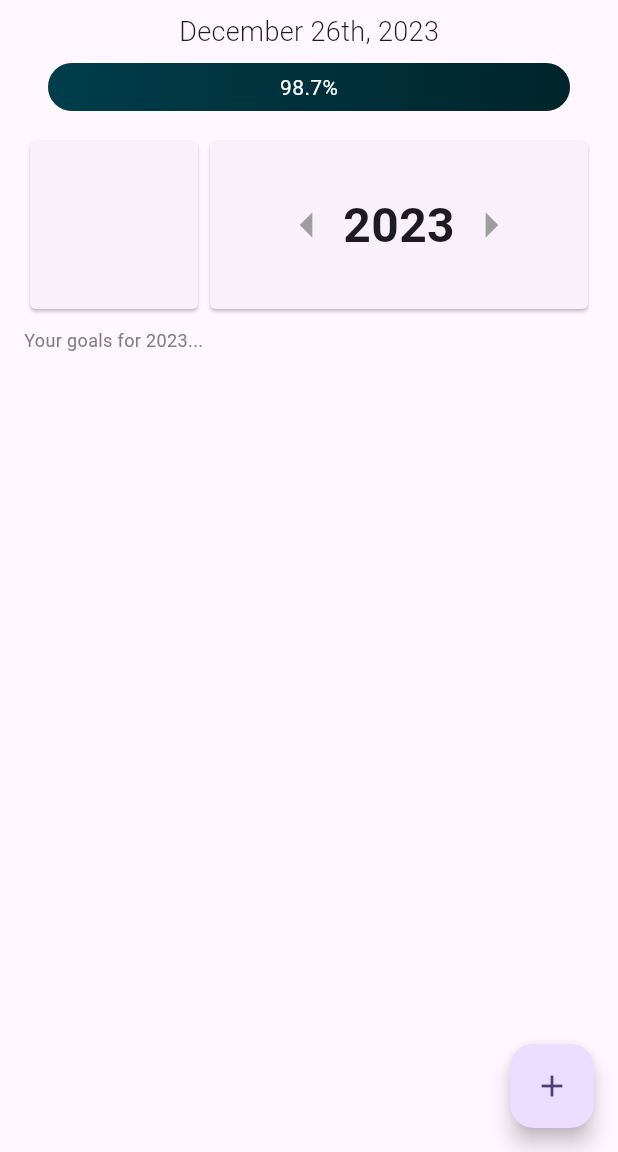
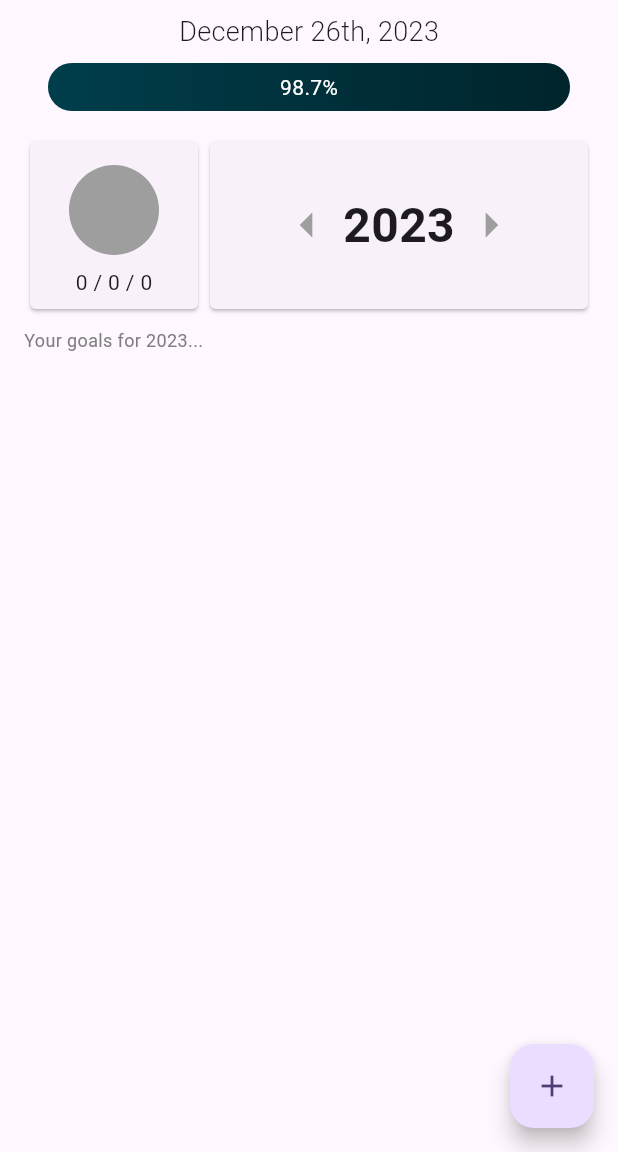
Before and after one commit to nicoovillarr/trgtz, a Flutter app: the screen it shows after launch, on a phone screen of 412 x 824 dp, the part 84-1236 px from its top. Run offline on Flutter 3.47's test engine with Material 3 defaults, Android fonts, the phone set to English and light mode, and no system bars; drawn by our look-alikes of pie_chart; our stand-ins replace flutter_redux, redux, shared_preferences.

Commit message:
[#6] Implement graph pie

```diff
--- a/mobile/lib/screens/home/home_screen.dart
+++ b/mobile/lib/screens/home/home_screen.dart
@@ -5,6 +5,7 @@ import 'package:mobile/screens/home/widgets/index.dart';
 import 'package:mobile/store/index.dart';
 import 'package:mobile/store/local_storage.dart';
 import 'package:mobile/utils.dart';
+import 'package:pie_chart/pie_chart.dart';
 import 'package:redux/redux.dart';
 import 'package:uuid/uuid.dart';
 
@@ -85,14 +86,12 @@ class _HomeScreenState extends State<HomeScreen> {
         const SizedBox(height: 16.0),
       ]);
 
-  Widget _buildStatsAndSelector() {
-    return Row(
-      children: [
-        _buildPieCard(),
-        _buildYearSelectorCard(),
-      ],
-    );
-  }
+  Widget _buildStatsAndSelector() => Row(
+        children: [
+          _buildPieCard(),
+          _buildYearSelectorCard(),
+        ],
+      );
 
   Widget _buildPieCard() => SizedBox(
         width: 120,
@@ -101,8 +100,46 @@ class _HomeScreenState extends State<HomeScreen> {
           shape: RoundedRectangleBorder(
             borderRadius: BorderRadius.circular(4.0),
           ),
+          child: StoreConnector<AppState, List<Goal>>(
+            converter: (store) => store.state.goals
+                .where((g) => g.year == store.state.date.year)
+                .toList(),
+            builder: (context, goals) => InkWell(
+              onLongPress: () => _showStatsDialog(context, goals),
+              child: Padding(
+                padding: const EdgeInsets.all(8.0),
+                child: Column(
+                  crossAxisAlignment: CrossAxisAlignment.center,
+                  children: [
+                    Expanded(
+                      child: PieChart(
+                        dataMap: {
+                          "Completed":
+                              Utils.getCompletedGoals(goals).length.toDouble(),
+                          "InProgress":
+                              Utils.getInProgressGoals(goals).length.toDouble(),
+                          "ToDo": Utils.getToDoGoals(goals).length.toDouble(),
+                        },
+                        colorList: const [
+                          Color(0xFF98CE5A),
+                          Color(0xFF5DCCFF),
+                          Color(0xFFE0E0E0),
+                        ],
+                        legendOptions: const LegendOptions(showLegends: false),
+                        chartValuesOptions:
+                            const ChartValuesOptions(showChartValues: false),
+                      ),
+                    ),
+                    Text(
+                        "${Utils.getCompletedGoals(goals).length} / ${Utils.getInProgressGoals(goals).length} / ${Utils.getToDoGoals(goals).length}"),
+                  ],
+                ),
+              ),
+            ),
+          ),
         ),
       );
+
   Widget _buildYearSelectorCard() => Flexible(
         child: SizedBox(
           height: 120,
@@ -180,4 +217,24 @@ class _HomeScreenState extends State<HomeScreen> {
         ),
         converter: (store) => store.state,
       );
+
+  void _showStatsDialog(BuildContext context, List<Goal> goals) => showDialog(
+      context: context,
+      builder: (context) => AlertDialog(
+            title: const Text('Your goals:'),
+            content: Wrap(
+              direction: Axis.vertical,
+              children: [
+                Text("Completed: ${Utils.getCompletedGoals(goals).length}"),
+                Text("In Progress: ${Utils.getInProgressGoals(goals).length}"),
+                Text("To Do: ${Utils.getToDoGoals(goals).length}"),
+              ],
+            ),
+            actions: [
+              TextButton(
+                onPressed: () => Navigator.of(context).pop(),
+                child: const Text('Ok'),
+              ),
+            ],
+          ));
 }
--- a/mobile/lib/utils.dart
+++ b/mobile/lib/utils.dart
@@ -1,4 +1,5 @@
 import 'package:intl/intl.dart';
+import 'package:mobile/models/goal.dart';
 
 class Utils {
   static String dateToFullString(DateTime date) {
@@ -25,4 +26,15 @@ class Utils {
 
     return "${DateFormat("MMMM").format(date)} ${DateFormat("d").format(date)}$daySuffix, ${date.year}";
   }
+
+  static List<Goal> getCompletedGoals(List<Goal> source) =>
+      source.where((element) => element.completedOn != null).toList();
+
+  static List<Goal> getInProgressGoals(List<Goal> source) => source
+      .where((element) =>
+          element.inProgressOn != null && element.completedOn == null)
+      .toList();
+
+  static List<Goal> getToDoGoals(List<Goal> source) =>
+      source.where((element) => element.inProgressOn == null).toList();
 }
--- a/mobile/pubspec.yaml
+++ b/mobile/pubspec.yaml
@@ -40,6 +40,7 @@ dependencies:
   intl: ^0.19.0
   shared_preferences: ^2.2.2
   uuid: ^4.2.2
+  pie_chart: ^5.4.0
 
 dev_dependencies:
   flutter_test:
```
Also changed, not shown: mobile/pubspec.lock.
